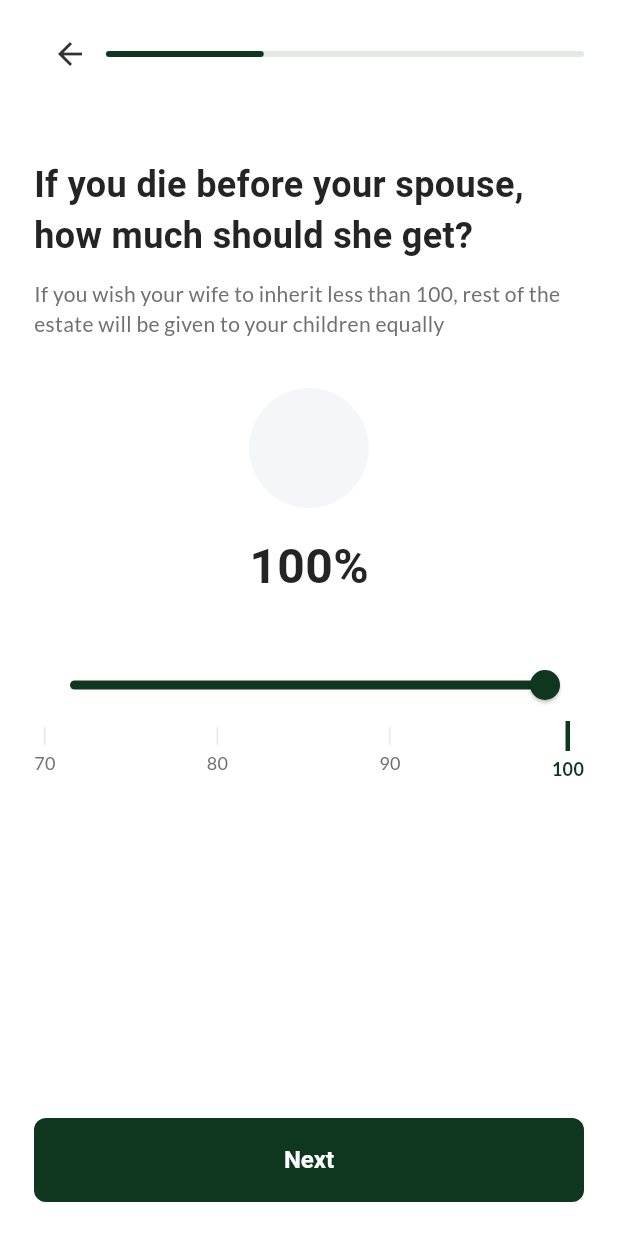
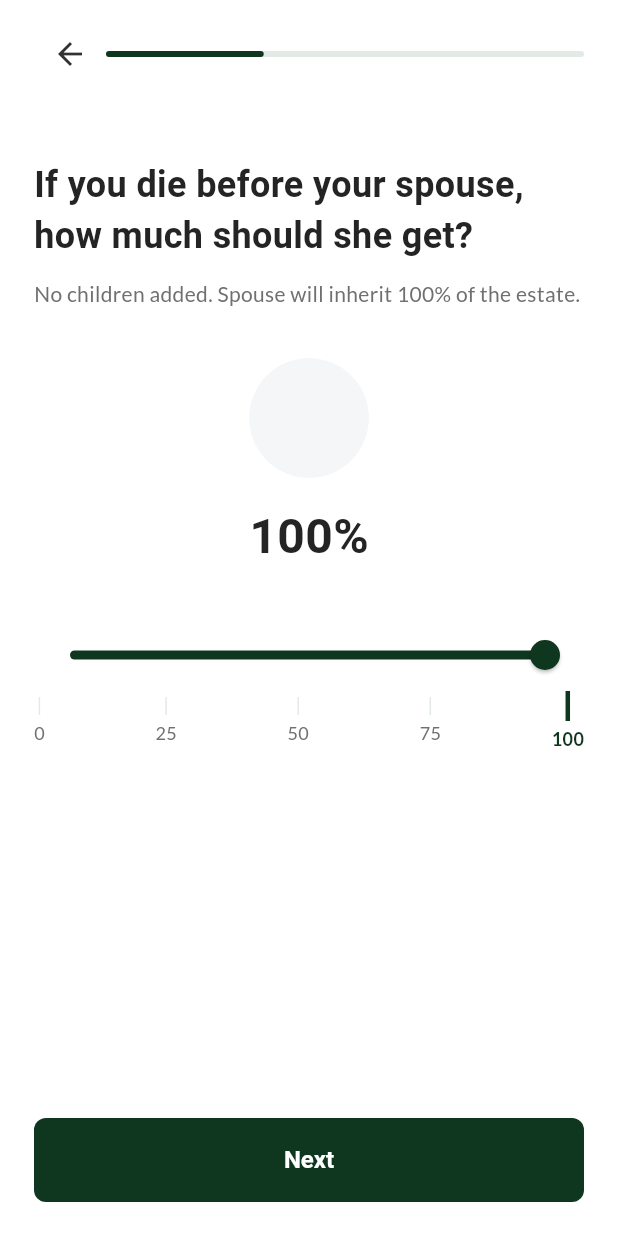
Before and after one commit to basithambat/mw_app_learn_to_code, a Flutter app: the InheritanceSpouseScreen screen opened directly, after a tap on "Next", on a phone screen of 412 x 824 dp. Run offline on Flutter 3.47's test engine with Material 3 defaults, Android fonts, the phone set to English and light mode, and no system bars; our stand-ins replace camera, dio, flutter_dotenv, flutter_svg, google_fonts, image_picker and 3 more; accounts and stored records are empty; Roboto replaces fonts that are missing (Frank Ruhl Libre).

Commit message:
feat: Enum Prevention Infrastructure - Shared Constants, Docs & Refactoring
- Created app_enums.dart with all Prisma enum constants
- Added comprehensive docs/enums.md reference guide
- Refactored inheritance screens to use constants vs hardcoded strings
- Fixed FRIEND/CHARITY enum bug using isBeneficiary flag
- Added helper methods for common enum checks (isChild, isParent, etc.)
- Improved slider UX with 0-100% range and haptic feedback

Prevents future data model mismatches between frontend and backend.

```diff
--- a/apps/mobile_web/lib/features/will_steps/screens/inheritance_no_survivors_screen.dart
+++ b/apps/mobile_web/lib/features/will_steps/screens/inheritance_no_survivors_screen.dart
@@ -56,10 +56,10 @@ class _InheritanceNoSurvivorsScreenState extends State<InheritanceNoSurvivorsScr
   }
 
   void _updateAllocation(int index, double value) {
-    // Check if beneficiary is non-heir (Friend/Charity)
+    // Check if beneficiary is non-heir (uses isBeneficiary flag instead of relationship strings)
     final person = _beneficiaries[index]['person'];
-    final relationship = person['relationship']?.toString().toUpperCase();
-    final isNonHeir = relationship == 'FRIEND' || relationship == 'CHARITY';
+    // Non-heirs are those explicitly marked as beneficiaries (friends, charities, etc.)
+    final isNonHeir = person['isBeneficiary'] == true;
 
     if (isNonHeir && value > 33.3) {
       _showMuslimLimitWarning(index);
--- a/apps/mobile_web/lib/features/will_steps/screens/inheritance_spouse_screen.dart
+++ b/apps/mobile_web/lib/features/will_steps/screens/inheritance_spouse_screen.dart
@@ -1,7 +1,9 @@
 import 'package:flutter/material.dart';
+import 'package:flutter/services.dart';
 import 'package:google_fonts/google_fonts.dart';
 import '../../../core/theme/app_theme.dart';
 import '../../../core/widgets/primary_button.dart';
+import '../../../core/constants/app_enums.dart';
 import '../services/inheritance_service.dart';
 import '../services/people_service.dart';
 
@@ -23,11 +25,29 @@ class _InheritanceSpouseScreenState extends State<InheritanceSpouseScreen> {
   final _inheritanceService = InheritanceService();
   double _percentage = 100.0;
   bool _isLoading = false;
+  List<dynamic> _children = [];
 
   @override
   void initState() {
     super.initState();
-    _loadScenario();
+    _loadData();
+  }
+
+  Future<void> _loadData() async {
+    if (widget.willId == null) return;
+    try {
+      final peopleService = PeopleService();
+      final people = await peopleService.getPeople(widget.willId!);
+      setState(() {
+        _children = people.where((p) =>
+          p['relationship'] == RelationshipType.SON ||
+          p['relationship'] == RelationshipType.DAUGHTER
+        ).toList();
+      });
+      await _loadScenario();
+    } catch (e) {
+      // Ignore
+    }
   }
 
   Future<void> _loadScenario() async {
@@ -71,7 +91,10 @@ class _InheritanceSpouseScreenState extends State<InheritanceSpouseScreen> {
       if (_percentage < 100) {
         final peopleService = PeopleService();
         final people = await peopleService.getPeople(widget.willId!);
-        final children = people.where((p) => p['relationship'] == 'CHILD').toList();
+        final children = people.where((p) =>
+          p['relationship'] == RelationshipType.SON ||
+          p['relationship'] == RelationshipType.DAUGHTER
+        ).toList();
 
         if (children.isNotEmpty) {
           final remainingPercentage = 100 - _percentage.toInt();
@@ -196,10 +219,13 @@ class _InheritanceSpouseScreenState extends State<InheritanceSpouseScreen> {
                     ),
                     const SizedBox(height: 12),
                     Text(
-                      'If you wish your wife to inherit less than 100, rest of the estate will be given to your children equally',
+                      _children.isNotEmpty
+                        ? 'You have ${_children.length} children added. The remaining ${(100 - _percentage.toInt())}% will be shared among them.'
+                        : 'No children added. Spouse will inherit 100% of the estate.',
                       style: GoogleFonts.lato(
                         fontSize: 14,
-                        color: AppTheme.textSecondary,
+                        fontWeight: _children.isNotEmpty ? FontWeight.w500 : FontWeight.normal,
+                        color: _children.isNotEmpty ? AppTheme.primaryColor : AppTheme.textSecondary,
                       ),
                     ),
                     const SizedBox(height: 32),
@@ -277,18 +303,22 @@ class _InheritanceSpouseScreenState extends State<InheritanceSpouseScreen> {
           activeColor: AppTheme.primaryColor,
           inactiveColor: AppTheme.primaryLight,
           onChanged: (value) {
-            setState(() {
-              _percentage = value;
-            });
+            if (value.round() != _percentage.round()) {
+              HapticFeedback.lightImpact();
+              setState(() {
+                _percentage = value.roundToDouble();
+              });
+            }
           },
         ),
         // Tick marks and labels
         Row(
           mainAxisAlignment: MainAxisAlignment.spaceBetween,
           children: [
-            _buildTickMark(70),
-            _buildTickMark(80),
-            _buildTickMark(90),
+            _buildTickMark(0),
+            _buildTickMark(25),
+            _buildTickMark(50),
+            _buildTickMark(75),
             _buildTickMark(100),
           ],
         ),
```
Also changed, not shown: apps/mobile_web/lib/core/constants/app_enums.dart (added, +188 -0 lines), apps/mobile_web/lib/features/will_steps/screens/inheritance_children_screen.dart (+15 -12 lines), apps/mobile_web/lib/features/will_steps/screens/inheritance_screen.dart (+6 -6 lines), 1 other file.
